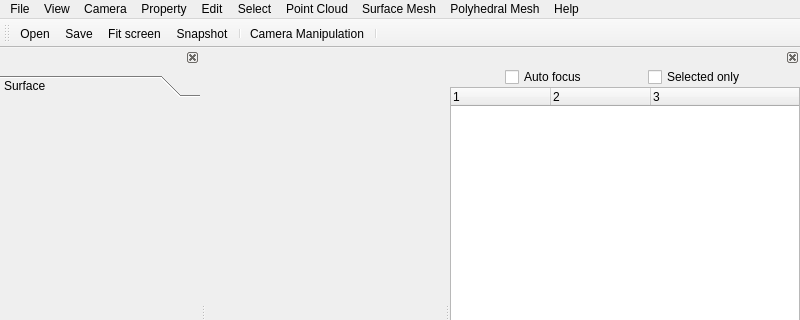
First picture: the form in applications/Mapple/main_window.ui, repository LiangliangNan/Easy3D, before the edit; both pictures show x 0 to 800 and y 0 to 320 of the 800 by 600 pixel window.
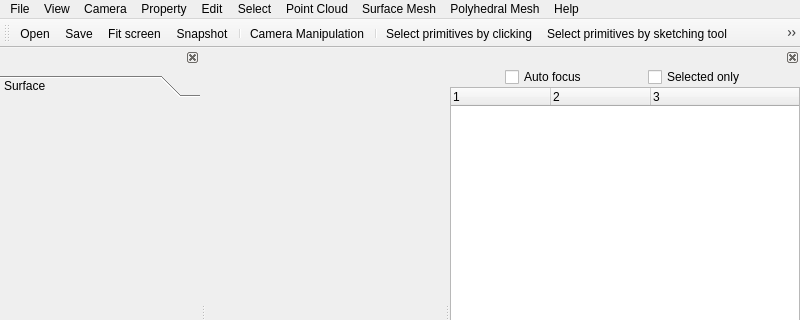
Second picture: the form after the edit. Icons and pictures are not drawn. Custom widgets are drawn as their Qt base class.

Commit message: disable selection when switching non-uniform color rendering

Patch:
```diff
--- a/applications/Mapple/main_window.ui
+++ b/applications/Mapple/main_window.ui
@@ -237,6 +237,9 @@
    <addaction name="separator"/>
    <addaction name="actionCameraManipulation"/>
    <addaction name="separator"/>
+   <addaction name="actionSelectClick"/>
+   <addaction name="actionSelectRect"/>
+   <addaction name="actionSelectLasso"/>
   </widget>
   <widget class="QStatusBar" name="statusBar"/>
   <widget class="QDockWidget" name="dockWidgetRendering">
```
The commit also changes 2 other files.
